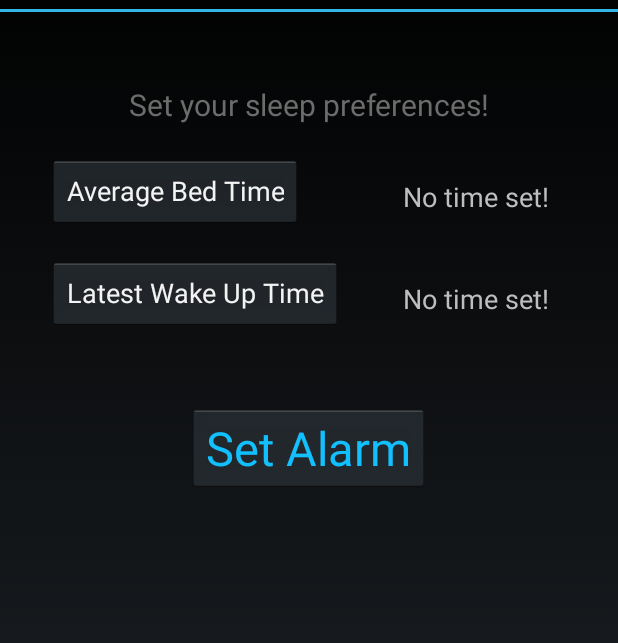
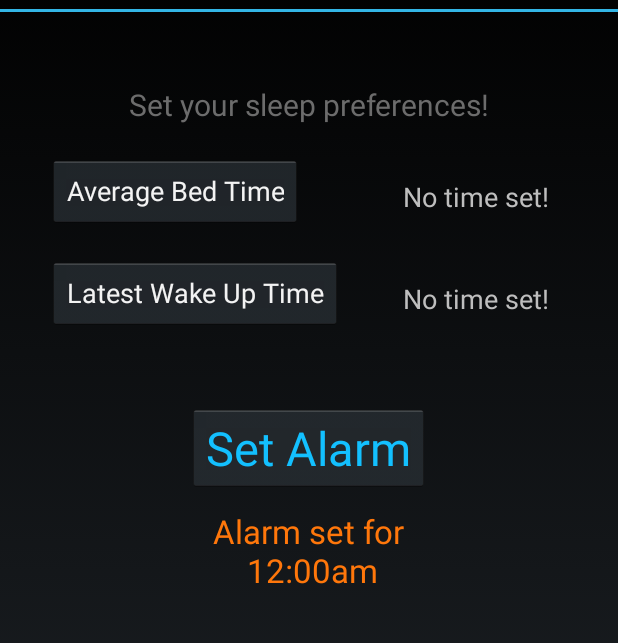
Before and after one commit to gordontang/Smart-Sleeper, an Android app: the screen it shows after launch (MainActivity), after a tap on "Set Alarm", on a phone screen of 412 x 824 dp, the part 60-703 px from its top. Run offline under Robolectric (Android 15) with nearby library versions, the phone set to English and light mode, and no system bars.

Commit message:
Alarm time: error handling & added to testing UI

```diff
--- a/app/src/main/java/com/example/gt/smartsleeper/MainActivity.java
+++ b/app/src/main/java/com/example/gt/smartsleeper/MainActivity.java
@@ -153,10 +153,9 @@ public class MainActivity extends Activity {
 
         Date alarm = calculateAlarm(bhour,bminute,whour,wminute);
         Log.d(TAG,"Alarm set to: "+alarm);
-        //from CalcMethod
-//        TextView tv = (TextView) this.findViewById(R.id.button_bedTime); // textView_result is from the XML file
-//
-//        tv.setText(""); //or tv.setText(Integer.toString(i);)
+
+        TextView tv = (TextView) this.findViewById(R.id.textView_alarmTime);
+        tv.setText("" + String.format("%s\n %tl:%<tM%<tp", "Alarm set for", alarm));
 
 
  /*       Intent intent = new Intent(this, ConfirmationActivity.class);
@@ -328,6 +327,7 @@ public class MainActivity extends Activity {
         System.out.println("date: "+ String.format("%tc", alarm));
         int cycles = 0; // maximum number of sleep cycles
         long diff = 0;
+        int alarmTime = 0;
 
         // Convert bed time and wake time hours and minutes to Date format
         try {
@@ -352,13 +352,27 @@ public class MainActivity extends Activity {
             System.out.println("diff:" + diff);
 
             // Calculating maximum # of sleep cycles possible between bed time and wake time.
-            cycles = (int) Math.floor( (diff - fallTime*60000) / (3600000 * 1.5) );
+            if(diff<=fallTime*60000){
+                cycles = 0; // when cycles would be otherwise negative
+            } else {
+                cycles = (int) Math.floor((diff - fallTime * 60000) / (3600000 * 1.5));
+            }
             System.out.println("cycles:" + cycles);
-
             // Calculating the time the alarm should ring
             System.out.println("alarm time calculation: " + bedTime.getTime() +","+ cycles +","+ fallTime);
-            int alarmTime = (int) Math.floor(bedTime.getTime() + cycles*1.5*3600000 + (fallTime*60000));
+            if(cycles == 0) {
+                // Assumption: Users will be taking a short nap if cycles=0
+                // and are not concerned with sleep cycles.
+                alarmTime = (int) wakeTime.getTime();
+            } else {
+                alarmTime = (int) Math.floor(bedTime.getTime() + cycles * 1.5 * 3600000 + (fallTime * 60000));
+            }
             System.out.println("alarm time: "+alarmTime);
+
+//            // Error handling in case alarm time is outside of bed to wake time range.
+//            if (alarmTime > wakeTime.getTime() || alarmTime < bedTime.getTime()){
+//                alarmTime = (int) wakeTime.getTime();
+//            }
 
             // Converting alarm time to Date format
             alarm = new Date(alarmTime);
--- a/app/src/main/java/com/example/gt/smartsleeper/TimePickerFragment.java
+++ b/app/src/main/java/com/example/gt/smartsleeper/TimePickerFragment.java
@@ -46,7 +46,7 @@ public class TimePickerFragment extends DialogFragment implements TimePickerDial
             final SimpleDateFormat sdf = new SimpleDateFormat("H:mm");
             final Date dateObj = sdf.parse(time);
             System.out.println(dateObj);
-            time = new SimpleDateFormat("K:mma").format(dateObj).toLowerCase(); //"3:53am", remove toLowerCase() for uppercase AM/PM
+            time = new SimpleDateFormat("h:mma").format(dateObj).toLowerCase(); //"3:53am", remove toLowerCase() for uppercase AM/PM
         } catch (final ParseException e) {
             e.printStackTrace();
         } catch (java.text.ParseException e) {
--- a/app/src/main/res/layout/activity_main.xml
+++ b/app/src/main/res/layout/activity_main.xml
@@ -76,6 +76,18 @@
         android:textSize="14pt"
         android:textColor="@color/action"
         android:onClick="setPreferences"
-        android:id="@+id/button" />
+        android:id="@+id/button_setAlarm" />
+
+    <TextView
+        android:id="@+id/textView_alarmTime"
+        android:layout_width="wrap_content"
+        android:layout_height="wrap_content"
+        android:layout_marginTop="70dp"
+        android:layout_centerHorizontal="true"
+        android:gravity="center_horizontal"
+        android:text="@string/no_Time"
+        android:textSize="10pt"
+        android:textColor="@color/actionbar_text"
+        android:layout_alignTop="@id/button_setAlarm"/>
 
 </RelativeLayout>
```
